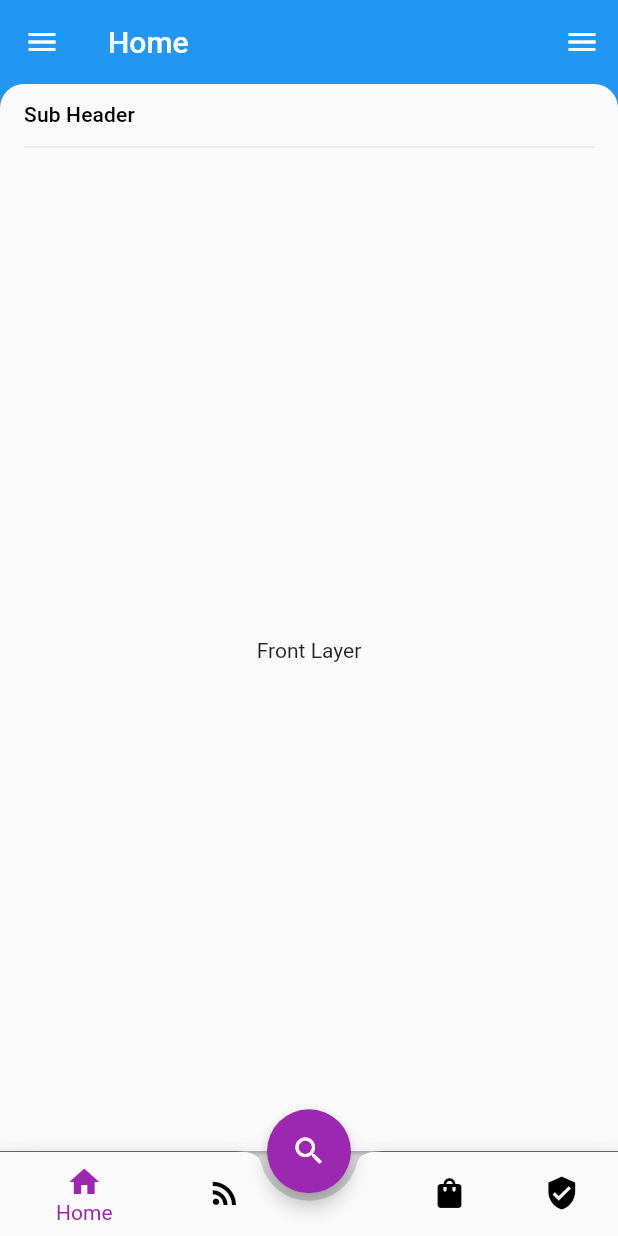
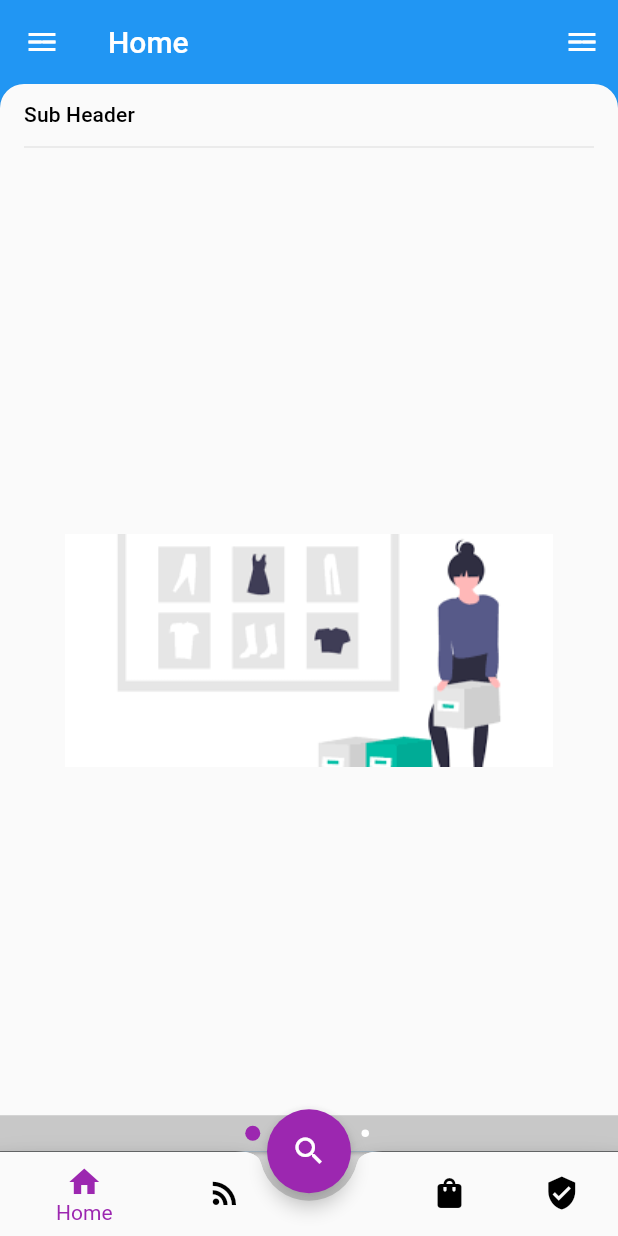
Before and after one commit to Marmosquera/flutter_udemy, a Flutter app: the screen it shows after launch, on a phone screen of 412 x 824 dp. Run offline on Flutter 3.47's test engine with Material 2 defaults, Android fonts, the phone set to English and light mode, and no system bars; drawn by our look-alikes of backdrop; our stand-ins replace carousel_pro_nullsafety, shared_preferences; missing offline and left inert: list_tile_switch.

Commit message:
Home carousel

```diff
--- a/lib/screens/cart.dart
+++ b/lib/screens/cart.dart
@@ -55,7 +55,8 @@ class CartScreen extends StatelessWidget {
                         'Checkout',
                         textAlign: TextAlign.center,
                         style: TextStyle(
-                            color: Theme.of(ctx).textSelectionColor,
+                            color:
+                                Theme.of(ctx).textSelectionTheme.selectionColor,
                             fontSize: 18,
                             fontWeight: FontWeight.w600),
                       ),
--- a/lib/screens/home.dart
+++ b/lib/screens/home.dart
@@ -1,7 +1,15 @@
 import 'package:backdrop/backdrop.dart';
+import 'package:carousel_pro_nullsafety/carousel_pro_nullsafety.dart';
 import 'package:flutter/material.dart';
 
 class HomeScreen extends StatelessWidget {
+  final List _carouselIcons = [
+    'assets/images/carousel1.png',
+    'assets/images/carousel2.jpeg',
+    'assets/images/carousel3.jpg',
+    'assets/images/carousel4.png',
+  ];
+
   @override
   Widget build(BuildContext context) {
     return MaterialApp(
@@ -24,8 +32,27 @@ class HomeScreen extends StatelessWidget {
         subHeader: BackdropSubHeader(
           title: Text("Sub Header"),
         ),
-        frontLayer: Center(
-          child: Text("Front Layer"),
+        frontLayer: Container(
+          height: 190.0,
+          width: double.infinity,
+          child: Carousel(
+              boxFit: BoxFit.fill,
+              autoplay: false,
+              animationCurve: Curves.fastOutSlowIn,
+              animationDuration: Duration(milliseconds: 1000),
+              dotSize: 5.0,
+              dotIncreasedColor: Colors.purple,
+              dotBgColor: Colors.black.withOpacity(0.2),
+              dotPosition: DotPosition.bottomCenter,
+              dotVerticalPadding: 0.0,
+              showIndicator: true,
+              indicatorBgPadding: 7.0,
+              images: [
+                Image(image: ExactAssetImage(_carouselIcons[0])),
+                Image(image: ExactAssetImage(_carouselIcons[1])),
+                Image(image: ExactAssetImage(_carouselIcons[2])),
+                Image(image: ExactAssetImage(_carouselIcons[3])),
+              ]),
         ),
       ),
     );
--- a/lib/widgets/cart_full.dart
+++ b/lib/widgets/cart_full.dart
@@ -1,5 +1,4 @@
 import 'package:flutter/material.dart';
-import 'package:udemy_course/consts/app_icons.dart';
 import '/consts/app_colors.dart';
 
 class CartFull extends StatefulWidget {
--- a/pubspec.yaml
+++ b/pubspec.yaml
@@ -27,6 +27,7 @@ dependencies:
   provider: ^5.0.0
   shared_preferences: ^2.0.6
   backdrop: ^0.6.2
+  carousel_pro_nullsafety: ^1.0.2
   cupertino_icons: ^1.0.2
   feather_icons: ^1.0.1
 
@@ -48,6 +49,10 @@ flutter:
   # To add assets to your application, add an assets section, like this:
   assets:
     - assets/images/emptycart.png
+    - assets/images/carousel1.png
+    - assets/images/carousel2.jpeg
+    - assets/images/carousel3.jpg
+    - assets/images/carousel4.png
 
   # An image asset can refer to one or more resolution-specific "variants", see
   # https://flutter.dev/assets-and-images/#resolution-aware.
```
Also changed, not shown: assets/images/carousel1.png (added), assets/images/carousel2.jpeg (added), assets/images/carousel3.jpg (added), assets/images/carousel4.png (added), pubspec.lock.
